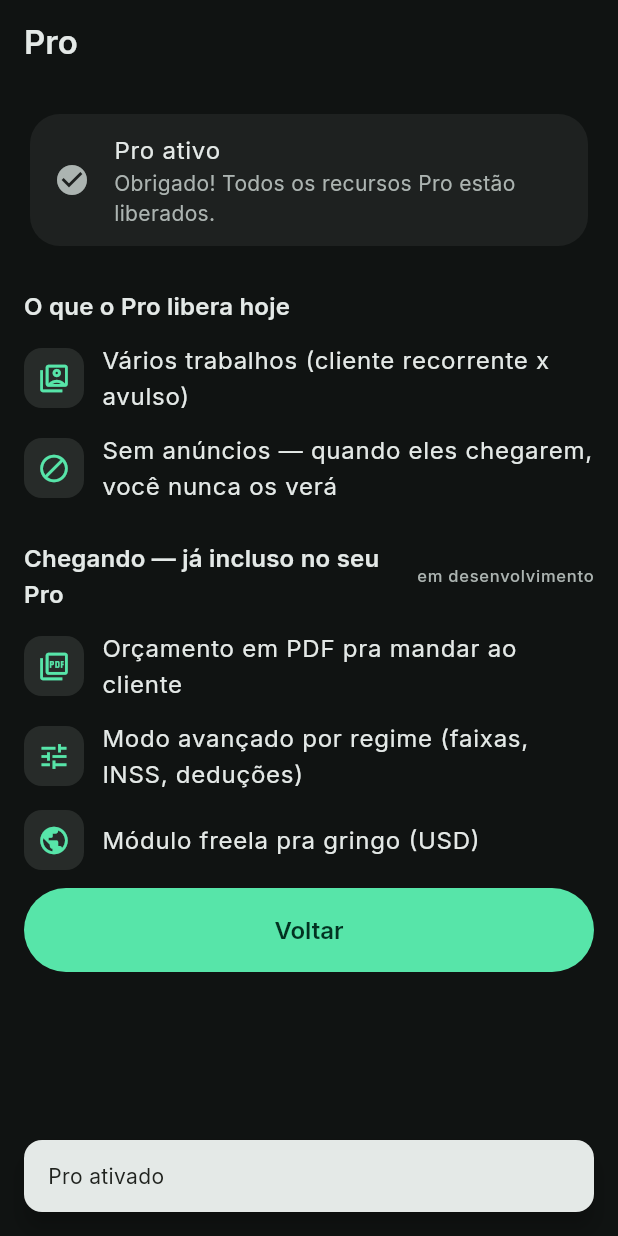
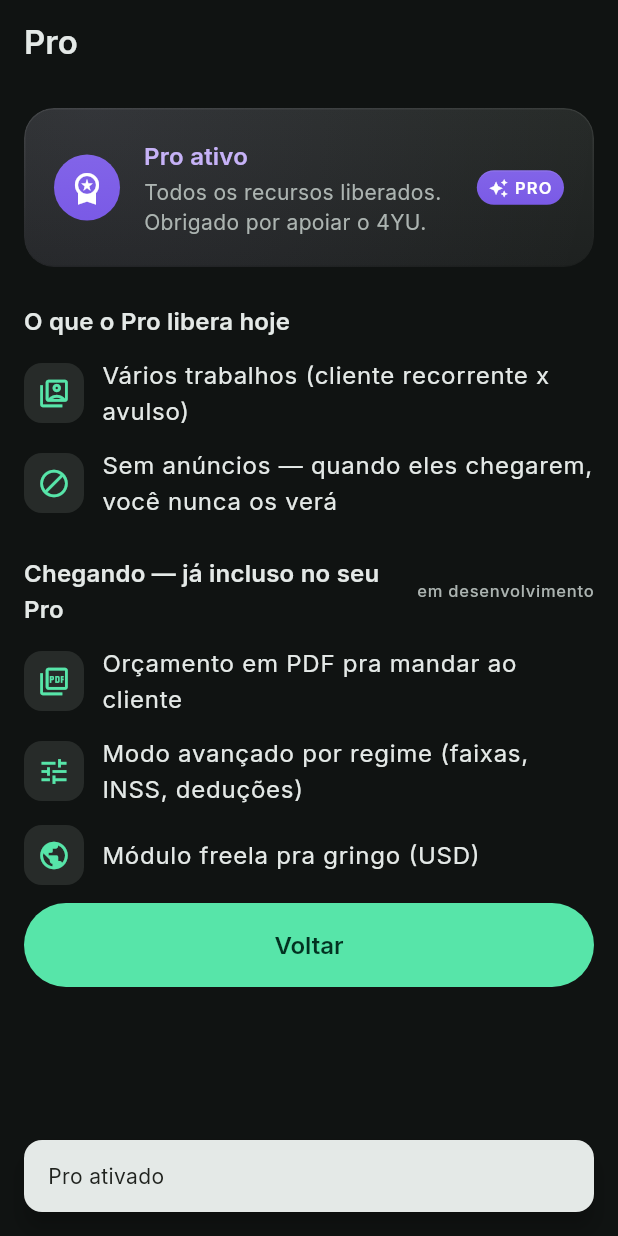
Before and after one commit to 4yu-apps/quanto-cobro, a Flutter app: the ProScreen screen opened by its route, after a tap on "Assinar", on a phone screen of 412 x 824 dp. Run offline on Flutter 3.47's test engine with Material 3 defaults, Android fonts, the phone set to English and light mode, and no system bars; our stand-ins replace file_picker, flutter_riverpod, go_router, pdf, share_plus, shared_preferences; accounts and stored records are empty.

Commit message:
feat(pro): selo premium em roxo-marca, sem colidir com o ouro-reserva
O dono pediu que o Pro "pareca premium" — hoje nao parece nada. Pediu
"dourado", mas ouro JA significa reserva de imposto (DivisaoColors.reserva).
Num selo de 11px, champanhe fica a ~2 graus do ouro em OKLCH: o olho nao
separa e o selo seria lido como imposto.

Saida: o Pro fala a cor da MARCA-MAE, o roxo 4YU — a ~154 graus do ouro (o
oposto na roda), o unico matiz livre no sistema. E tem narrativa: Pro = a
pessoa entrou pro 4YU. proSolid claro E exatamente o brand4yu do selo
"by 4YU". Ouro-reserva intocado.

- lib/core/theme/pro_colors.dart: ThemeExtension ProColors (5 tokens, light+
  dark, contraste WCAG derivado em OKLCH). Separado de DivisaoColors de
  proposito — deixa o firewall ouro-vs-roxo visivel no codigo.
- lib/core/ui/pro_selo.dart: a pilula "✦ PRO", degrade + fio-de-luz (sheen,
  custo ~zero), faisca em vez de medalha. "Pop" one-shot no nascimento: o
  feedback feliz que o dono pediu quando ativa o Pro. Respeita reduce-motion.
- Home: selo ao lado de "Quanto Cobro?" quando isPro (Flexible pra nao estourar).
- Tela Pro: "Pro ativo" vira recibo (PanelCard com glow roxo + selo circular);
  botao "Assinar" em roxo — separa compra (roxo) de acoes gratis (verde).
- Configuracoes: faisca roxa no convite (sem badge gritado), mini-selo no ativo.

Cor nunca sozinha: a palavra "PRO" + a faisca carregam o sinal se o roxo sumir.
273 testes passando, analyze limpo. Proposta de cor: agente lua-cor-textura.

Co-Authored-By: Claude Opus 4.8 (1M context) <noreply@anthropic.com>

```diff
--- a/lib/core/theme/app_theme.dart
+++ b/lib/core/theme/app_theme.dart
@@ -3,6 +3,7 @@ import 'package:flutter/material.dart';
 import 'color_scheme.dart';
 import 'divisao_colors.dart';
 import 'materials.dart';
+import 'pro_colors.dart';
 import 'tokens.dart';
 
 /// Monta os dois ThemeData a partir do Design System. O ESCURO é o padrão.
@@ -23,6 +24,7 @@ abstract final class AppTheme {
       extensions: <ThemeExtension<dynamic>>[
         divisao,
         scheme.brightness == Brightness.dark ? Materials.dark : Materials.light,
+        scheme.brightness == Brightness.dark ? ProColors.dark : ProColors.light,
       ],
 
       appBarTheme: AppBarTheme(
--- /dev/null
+++ b/lib/core/theme/pro_colors.dart
@@ -0,0 +1,75 @@
+import 'package:flutter/material.dart';
+
+/// Cor do **Pro** — um eixo próprio, separado de [DivisaoColors] de propósito.
+///
+/// A tensão que este arquivo resolve: o dono pediu um selo "dourado", mas OURO
+/// já significa RESERVA DE IMPOSTO no app (`DivisaoColors.reserva`). Num selo de
+/// 11–13px, um champanhe fica a ~2° de matiz do ouro-reserva em OKLCH — o olho
+/// não separa, e o selo Pro seria lido como "imposto". Então o Pro fala a cor
+/// da **marca-mãe**: o roxo 4YU (`BrandColors.roxo4yu`), a ~154° do ouro (o
+/// oposto na roda), o único matiz ainda livre no sistema semântico.
+///
+/// Narrativa, não só espaço vago: Pro = a pessoa entrou pro 4YU. O `proSolid`
+/// claro é EXATAMENTE o `brand4yu` do selo "by 4YU" — o Pro é literalmente a
+/// marca-mãe. O "premium alegre" vem do MATERIAL (sheen + faísca), não de mais
+/// cor. Manter isto fora de `DivisaoColors` deixa o firewall ouro-vs-roxo
+/// visível no próprio código. Hexes e contraste WCAG derivados em OKLCH.
+@immutable
+class ProColors extends ThemeExtension<ProColors> {
+  const ProColors({
+    required this.pro,
+    required this.proSolid,
+    required this.onProSolid,
+    required this.proContainer,
+    required this.onProContainer,
+  });
+
+  final Color pro; // tinta: texto/ícone/hairline Pro sobre superfície normal
+  final Color proSolid; // fundo preenchido do selo (pílula/círculo)
+  final Color onProSolid; // texto/ícone sobre proSolid
+  final Color proContainer; // wash suave (círculo do ícone, convite)
+  final Color onProContainer; // texto sobre proContainer
+
+  static const ProColors dark = ProColors(
+    pro: Color(0xFFC6B2F7), // lilás claro — AAA sobre o charcoal
+    proSolid: Color(0xFF7A5AE6), // sobe de L no escuro pra brilhar no charcoal
+    onProSolid: Color(0xFFFFFFFF), // branco puro (o quente cai <4.5 no escuro)
+    proContainer: Color(0xFF2C2150),
+    onProContainer: Color(0xFFE7DEFF),
+  );
+
+  static const ProColors light = ProColors(
+    pro: Color(0xFF5B39C4),
+    proSolid: Color(0xFF6C4BD6), // = brand4yu exato: o selo É a marca-mãe
+    onProSolid: Color(0xFFFFF6EC), // branco-QUENTE: o toque champanhe, só aqui
+    proContainer: Color(0xFFECE3FF),
+    onProContainer: Color(0xFF2A1170),
+  );
+
+  @override
+  ProColors copyWith({
+    Color? pro,
+    Color? proSolid,
+    Color? onProSolid,
+    Color? proContainer,
+    Color? onProContainer,
+  }) => ProColors(
+    pro: pro ?? this.pro,
+    proSolid: proSolid ?? this.proSolid,
+    onProSolid: onProSolid ?? this.onProSolid,
+    proContainer: proContainer ?? this.proContainer,
+    onProContainer: onProContainer ?? this.onProContainer,
+  );
+
+  @override
+  ProColors lerp(ThemeExtension<ProColors>? other, double t) {
+    if (other is! ProColors) return this;
+    return ProColors(
+      pro: Color.lerp(pro, other.pro, t)!,
+      proSolid: Color.lerp(proSolid, other.proSolid, t)!,
+      onProSolid: Color.lerp(onProSolid, other.onProSolid, t)!,
+      proContainer: Color.lerp(proContainer, other.proContainer, t)!,
+      onProContainer: Color.lerp(onProContainer, other.onProContainer, t)!,
+    );
+  }
+}
--- /dev/null
+++ b/lib/core/ui/pro_selo.dart
@@ -0,0 +1,80 @@
+import 'package:flutter/material.dart';
+
+import '../theme/materials.dart';
+import '../theme/motion.dart';
+import '../theme/pro_colors.dart';
+import '../theme/tokens.dart';
+
+/// A pílula "✦ PRO" — a conquista, em roxo-marca (ver [ProColors]).
+///
+/// Reaproveitada em três lugares: ao lado do título na home, no recibo da tela
+/// Pro e no trailing das Configurações. "Premium alegre" sem ouro: pintura
+/// chapada + degradê estático (sheen, custo ~zero) + a faísca. A cor nunca vem
+/// sozinha — a palavra "PRO" e o glifo carregam o sinal se o roxo sumir.
+///
+/// No nascimento faz um "pop" one-shot (escala 0.8→1): quando o Pro é ativado e
+/// a pessoa volta pra home, o selo entra comemorando — o feedback que o dono
+/// pediu. Respeita reduce-motion (aparece seco).
+class ProSelo extends StatelessWidget {
+  const ProSelo({super.key, this.animar = true});
+
+  /// Desliga o "pop" — pra usos onde o selo é decoração estável (config), não
+  /// uma conquista que acabou de acontecer.
+  final bool animar;
+
+  @override
+  Widget build(BuildContext context) {
+    final ProColors pc = Theme.of(context).extension<ProColors>()!;
+    final Materials m = Theme.of(context).extension<Materials>()!;
+
+    final Widget selo = Container(
+      padding: const EdgeInsets.symmetric(horizontal: 8, vertical: 3),
+      decoration: BoxDecoration(
+        // Degradê topo-mais-claro: ametista polida sob luz, não pigmento chapado.
+        gradient: LinearGradient(
+          begin: Alignment.topCenter,
+          end: Alignment.bottomCenter,
+          colors: <Color>[
+            Color.alphaBlend(Colors.white.withValues(alpha: 0.06), pc.proSolid),
+            pc.proSolid,
+          ],
+        ),
+        borderRadius: const BorderRadius.all(Radius.circular(999)),
+        // Fio-de-luz no topo: o mesmo material dos cards.
+        border: Border(top: BorderSide(color: m.edgeHighlight)),
+      ),
+      child: Row(
+        mainAxisSize: MainAxisSize.min,
+        children: <Widget>[
+          Icon(Icons.auto_awesome, size: 13, color: pc.onProSolid),
+          const SizedBox(width: 4),
+          Text(
+            'PRO',
+            style: Theme.of(context).textTheme.labelSmall?.copyWith(
+              color: pc.onProSolid,
+              fontWeight: FontWeight.w700,
+              letterSpacing: 0.8,
+            ),
+          ),
+        ],
+      ),
+    );
+
+    // Semântica: um selo só, "Pro ativo" — não "faísca, P, R, O".
+    final Widget rotulado = Semantics(
+      label: 'Pro ativo',
+      excludeSemantics: true,
+      child: selo,
+    );
+
+    if (!animar || reduceMotionOf(context)) return rotulado;
+    return TweenAnimationBuilder<double>(
+      tween: Tween<double>(begin: 0.8, end: 1),
+      duration: Motion.emphasized,
+      curve: MotionCurves.emphasizedDecel,
+      builder: (BuildContext context, double t, Widget? child) =>
+          Transform.scale(scale: t, child: Opacity(opacity: t, child: child)),
+      child: rotulado,
+    );
+  }
+}
--- a/lib/features/config/config_screen.dart
+++ b/lib/features/config/config_screen.dart
@@ -20,8 +20,10 @@ import '../../core/providers.dart';
 import '../../core/theme/app_typography.dart';
 import '../../core/theme/divisao_colors.dart';
 import '../../core/theme/motion.dart';
+import '../../core/theme/pro_colors.dart';
 import '../../core/theme/tokens.dart';
 import '../../core/ui/a11y.dart';
+import '../../core/ui/pro_selo.dart';
 import '../../core/ui/text_scale.dart';
 import '../../core/ui/breakpoints.dart';
 import '../../core/ui/secao_titulo.dart';
@@ -45,6 +47,7 @@ class ConfigScreen extends ConsumerWidget {
     final AreasData areas = ref.watch(areasProvider);
     final ThemeData theme = Theme.of(context);
     final DivisaoColors d = theme.extension<DivisaoColors>()!;
+    final ProColors pc = theme.extension<ProColors>()!;
 
     return Scaffold(
       // A aba se chama "Ajustes"; a tela se anunciava "Configurações". Quem
@@ -165,14 +168,20 @@ class ConfigScreen extends ConsumerWidget {
             Card(
               color: theme.colorScheme.surfaceContainer,
               child: ListTile(
+                // A faísca roxa é o convite inteiro — sem badge "novo!" nem CTA
+                // gritado. Num app de decisão de preço o convite chama pela cor,
+                // não pelo volume. Pro ativo: a mesma pílula da home vira uma
+                // micro-recompensa cada vez que se abre Ajustes.
                 leading: Icon(
-                  isPro
-                      ? Icons.workspace_premium
-                      : Icons.workspace_premium_outlined,
+                  isPro ? Icons.workspace_premium : Icons.auto_awesome,
+                  color: pc.pro,
                 ),
                 title: Text(isPro ? 'Pro ativo' : 'Conhecer o Pro'),
+                subtitle: isPro
+                    ? null
+                    : const Text('Recursos extras, sem anúncios'),
                 trailing: isPro
-                    ? const Icon(Icons.check)
+                    ? const ProSelo(animar: false)
                     : const Icon(Icons.chevron_right),
                 onTap: () => context.push(Routes.pro),
               ),
--- a/lib/features/painel/painel_screen.dart
+++ b/lib/features/painel/painel_screen.dart
@@ -26,6 +26,7 @@ import '../../core/ui/hero_value_card.dart';
 import '../../core/ui/panel_card.dart';
 import '../../core/ui/tool_action_card.dart';
 import '../../core/ui/breakpoints.dart';
+import '../../core/ui/pro_selo.dart';
 
 /// **Início** — o hub, e o objetivo nº 1 do app: responder *"quanto custa a
 /// minha hora?"*.
@@ -44,16 +45,28 @@ class PainelScreen extends ConsumerWidget {
   @override
   Widget build(BuildContext context, WidgetRef ref) {
     final AreaState state = ref.watch(areaAtivaProvider);
+    final bool isPro = ref.watch(proProvider);
     return Scaffold(
       appBar: AppBar(
-        title: Builder(
-          builder: (BuildContext context) => Text(
-            AppConfig.appName,
-            style: Theme.of(context).textTheme.titleLarge?.copyWith(
-              fontFamily: AppType.numberFamily,
-              fontWeight: FontWeight.w700,
+        // O selo Pro entra à direita do nome. Flexible no título pra ele nunca
+        // empurrar o selo pra fora nem estourar em fonte grande.
+        title: Row(
+          mainAxisSize: MainAxisSize.min,
+          children: <Widget>[
+            Flexible(
+              child: Text(
+                AppConfig.appName,
+                style: Theme.of(context).textTheme.titleLarge?.copyWith(
+                  fontFamily: AppType.numberFamily,
+                  fontWeight: FontWeight.w700,
+                ),
+              ),
             ),
-          ),
+            if (isPro) ...<Widget>[
+              const SizedBox(width: 8),
+              const ProSelo(),
+            ],
+          ],
         ),
       ),
       body: switch (state) {
--- a/lib/features/pro/pro_screen.dart
+++ b/lib/features/pro/pro_screen.dart
@@ -6,9 +6,12 @@ import '../../core/providers.dart';
 import '../../core/telemetry/eventos.dart';
 import '../../core/telemetry/telemetry.dart';
 import '../../core/theme/motion.dart';
+import '../../core/theme/pro_colors.dart';
 import '../../core/theme/tokens.dart';
 import '../../core/ui/a11y.dart';
 import '../../core/ui/breakpoints.dart';
+import '../../core/ui/panel_card.dart';
+import '../../core/ui/pro_selo.dart';
 
 /// Tela Pro (Blueprint §11): oferta transparente, no momento de valor. Preço e
 /// o que é Pro aparecem ANTES de o usuário investir trabalho (anti-★1 R2). O
@@ -46,6 +49,7 @@ class _ProScreenState extends ConsumerState<ProScreen> {
     final bool isPro = ref.watch(proProvider);
     final ThemeData theme = Theme.of(context);
     final ColorScheme cs = theme.colorScheme;
+    final ProColors pc = theme.extension<ProColors>()!;
 
     return Scaffold(
       appBar: AppBar(title: const Text('Pro')),
@@ -54,18 +58,66 @@ class _ProScreenState extends ConsumerState<ProScreen> {
           padding: const EdgeInsets.all(Space.x4),
           children: <Widget>[
             if (isPro)
-              Card(
-                color: cs.surfaceContainer,
-                child: const ListTile(
-                  leading: Icon(Icons.check_circle),
-                  title: Text('Pro ativo'),
-                  subtitle: Text(
-                    'Obrigado! Todos os recursos Pro estão liberados.',
-                  ),
+              // O recibo: cartão de membro, não aviso de sistema. Selo circular
+              // preenchido (aqui a medalha cabe), glow roxo do PanelCard, e a
+              // mesma pílula "PRO" da home fechando a rima.
+              PanelCard(
+                accent: pc.pro,
+                padding: const EdgeInsets.all(Space.x5),
+                child: Row(
+                  children: <Widget>[
+                    Container(
+                      width: 44,
+                      height: 44,
+                      decoration: BoxDecoration(
+                        shape: BoxShape.circle,
+                        gradient: LinearGradient(
+                          begin: Alignment.topCenter,
+                          end: Alignment.bottomCenter,
+                          colors: <Color>[
+                            Color.alphaBlend(
+                              Colors.white.withValues(alpha: 0.06),
+                              pc.proSolid,
+                            ),
+                            pc.proSolid,
+                          ],
+                        ),
+                      ),
+                      child: Icon(
+                        Icons.workspace_premium,
+                        color: pc.onProSolid,
+                      ),
+                    ),
+                    const SizedBox(width: Space.x4),
+                    Expanded(
+                      child: Column(
+                        crossAxisAlignment: CrossAxisAlignment.start,
+                        children: <Widget>[
+                          Text(
+                            'Pro ativo',
+                            style: theme.textTheme.titleMedium?.copyWith(
+                              color: pc.pro,
+                              fontWeight: FontWeight.w700,
+                            ),
+                          ),
+                          const SizedBox(height: 2),
+                          Text(
+                            'Todos os recursos liberados. Obrigado por apoiar o 4YU.',
+                            style: theme.textTheme.bodyMedium?.copyWith(
+                              color: cs.onSurfaceVariant,
+                            ),
+                          ),
+                        ],
+                      ),
+                    ),
+                    const SizedBox(width: Space.x3),
+                    const ProSelo(animar: false),
+                  ],
                 ),
               )
             else ...<Widget>[
-              // Header de venda: presença, não recibo.
+              // Header de venda: presença, não recibo. Convite roxo suave — a
+              // faísca da marca, não a medalha corporativa.
               Center(
                 child: AnimatedScale(
                   duration: reduceMotionOf(context)
@@ -76,13 +128,14 @@ class _ProScreenState extends ConsumerState<ProScreen> {
                     width: 72,
                     height: 72,
                     decoration: BoxDecoration(
-                      color: cs.primaryContainer,
+                      color: pc.proContainer,
                       shape: BoxShape.circle,
+                      border: Border.all(color: pc.proSolid, width: 2),
                     ),
                     child: Icon(
-                      Icons.workspace_premium,
-                      size: 40,
-                      color: cs.onPrimaryContainer,
+                      Icons.auto_awesome,
+                      size: 36,
+                      color: pc.pro,
                     ),
                   ),
                 ),
@@ -141,6 +194,12 @@ class _ProScreenState extends ConsumerState<ProScreen> {
               ),
               const SizedBox(height: Space.x4),
               FilledButton(
+                // Roxo = "a coisa Pro". No app inteiro, a compra é roxa e as
+                // ações grátis são verdes — o botão diz de que lado ele está.
+                style: FilledButton.styleFrom(
+                  backgroundColor: pc.proSolid,
+                  foregroundColor: pc.onProSolid,
+                ),
                 onPressed: _activating
                     ? null
                     : () async {
```
